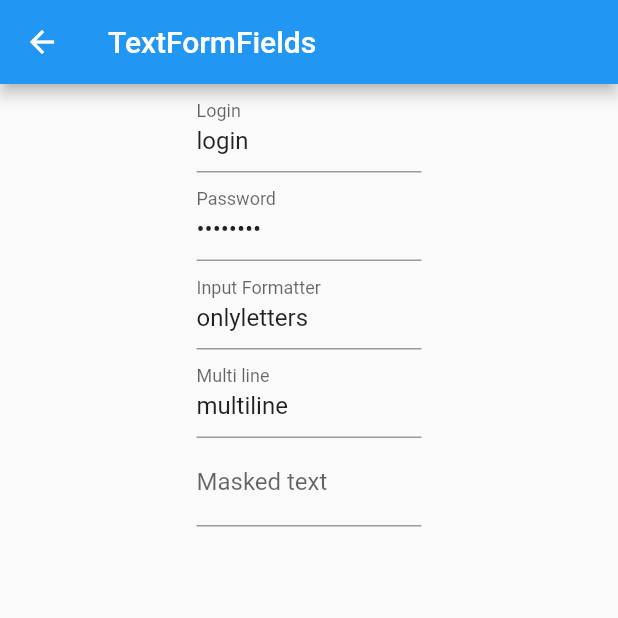
After one commit to Goolpe/flutter_simple, a Flutter app: the ExampleTextFormFields screen opened directly, on a phone screen of 412 x 824 dp, the top half of it. The commit adds this screen. Run offline on Flutter 3.47's test engine with Material 2 defaults, Android fonts, the phone set to English and light mode, and no system bars; our stand-ins replace flutter_masked_text.

Commit message:
text form fields screen

```diff
--- a/lib/examples/home.dart
+++ b/lib/examples/home.dart
@@ -12,6 +12,7 @@ import 'package:flutter_simple/examples/navigation/exampleTopTabBar.dart';
 
 import 'package:flutter_simple/examples/other/exampleScrollPhysics.dart';
 import 'package:flutter_simple/examples/other/exampleButtons.dart';
+import 'package:flutter_simple/examples/other/exampleTextFormFields.dart';
 
 class Home extends StatelessWidget{
 
@@ -29,7 +30,8 @@ class Home extends StatelessWidget{
     ["SliverView",  ExampleSliverList(), Icons.view_module],
     ["Other"],
     ["ScrollPhysics",  ExampleScrollPhysics(), Icons.touch_app],
-    ["Buttons",  ExampleButtons(), Icons.crop_16_9]
+    ["Buttons",  ExampleButtons(), Icons.crop_16_9],
+    ["TextFormFields",  ExampleTextFormFields(), Icons.text_fields]
   ];
 
   @override
--- /dev/null
+++ b/lib/examples/other/exampleTextFormFields.dart
@@ -0,0 +1,75 @@
+import 'package:flutter/material.dart';
+import 'package:flutter/services.dart';
+import 'package:flutter_masked_text/flutter_masked_text.dart';
+
+class ExampleTextFormFields extends StatelessWidget{
+
+ static var _controller =  MaskedTextController(mask: '+0(000)000-00-00');
+
+  @override
+  Widget build(BuildContext context){
+    //gesture detector is for dismiss keyboard if click outside text field
+    return GestureDetector(
+      onTap: (){
+        FocusScope.of(context).requestFocus(new FocusNode());
+      },
+      child: Scaffold(
+        appBar: AppBar(
+          title: Text('TextFormFields'),
+        ),
+        body: ListView(
+          children: <Widget>[
+            Center(
+              child: Container(
+                width: 150,
+                child: Column(
+                  children: <Widget>[
+                    TextFormField(
+                      initialValue: 'login',
+                      decoration: InputDecoration(
+                        labelText: 'Login',
+                      ),
+                    ),
+                    TextFormField(
+                      initialValue: 'password',
+                      decoration: InputDecoration(
+                        labelText: 'Password',
+                      ),
+                      obscureText: true,
+                    ),
+                    TextFormField(
+                      initialValue: 'onlyletters',
+                      decoration: InputDecoration(
+                        labelText: 'Input Formatter',
+                      ),
+                      //need package:flutter/services.dart import
+                      inputFormatters: [
+                        WhitelistingTextInputFormatter(RegExp("[a-zA-Z]")),
+                      ],
+                    ),
+                    TextFormField(
+                      initialValue: 'multiline',
+                      decoration: InputDecoration(
+                        labelText: 'Multi line',
+                      ),
+                      keyboardType: TextInputType.multiline,
+                      maxLines: null,
+                    ),
+                    TextFormField(
+                      //need install flutter_masked_text: ^0.7.0 and package:flutter_masked_text/flutter_masked_text.dart import
+                      controller: _controller,
+                      decoration: InputDecoration(
+                        labelText: 'Masked text',
+                      ),
+                      keyboardType: TextInputType.phone,
+                    ),
+                  ]
+                )
+              )
+            )
+          ]
+        )
+      )
+    );
+  }
+}
--- a/pubspec.yaml
+++ b/pubspec.yaml
@@ -13,6 +13,7 @@ environment:
   sdk: ">=2.0.0-dev.68.0 <3.0.0"
 
 dependencies:
+  flutter_masked_text: ^0.7.0
   flutter:
     sdk: flutter
 
```
